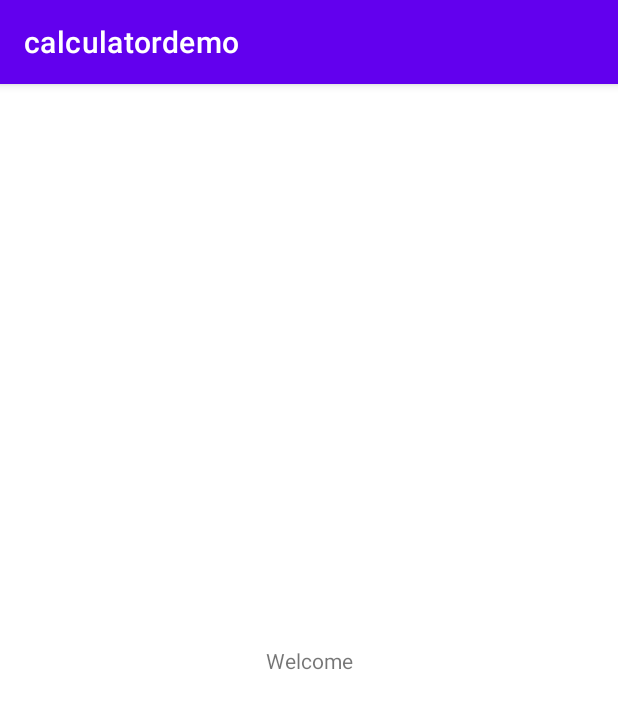
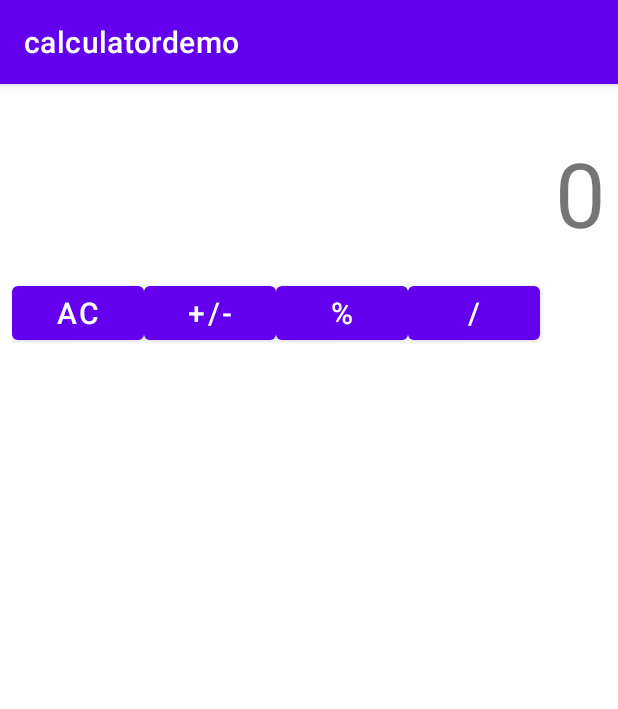
Before and after one commit to jahanzebnaeem/NexSkillAppDevBatch10, an Android app: the screen it shows after launch (MainActivity), on a phone screen of 412 x 824 dp. Shown: the top 709 px of the screen. Run offline under Robolectric (Android 15) with nearby library versions, the phone set to English and light mode, and no system bars.

Commit message:
Lecture 4
Layout.

```diff
--- a/calculatordemo/app/src/main/java/com/example/android/calculatordemo/MainActivity.java
+++ b/calculatordemo/app/src/main/java/com/example/android/calculatordemo/MainActivity.java
@@ -6,13 +6,10 @@ import android.os.Bundle;
 import android.widget.TextView;
 
 public class MainActivity extends AppCompatActivity {
-    TextView textView;
 
     @Override
     protected void onCreate(Bundle savedInstanceState) {
         super.onCreate(savedInstanceState);
         setContentView(R.layout.activity_main);
-        textView = (TextView) findViewById(R.id.tvGreeting);
-        textView.setText("Welcome");
     }
 }
--- a/calculatordemo/app/src/main/res/layout/activity_main.xml
+++ b/calculatordemo/app/src/main/res/layout/activity_main.xml
@@ -1,19 +1,71 @@
 <?xml version="1.0" encoding="utf-8"?>
-<androidx.constraintlayout.widget.ConstraintLayout xmlns:android="http://schemas.android.com/apk/res/android"
-    xmlns:app="http://schemas.android.com/apk/res-auto"
+<LinearLayout xmlns:android="http://schemas.android.com/apk/res/android"
     xmlns:tools="http://schemas.android.com/tools"
     android:layout_width="match_parent"
     android:layout_height="match_parent"
+    android:orientation="vertical"
+    android:paddingLeft="8dp"
+    android:paddingRight="8dp"
     tools:context=".MainActivity">
 
     <TextView
-        android:id="@+id/tvGreeting"
-        android:layout_width="wrap_content"
+        android:id="@+id/tvResult"
+        android:layout_width="match_parent"
         android:layout_height="wrap_content"
-        android:text="Hello World!"
-        app:layout_constraintBottom_toBottomOf="parent"
-        app:layout_constraintLeft_toLeftOf="parent"
-        app:layout_constraintRight_toRightOf="parent"
-        app:layout_constraintTop_toTopOf="parent" />
+        android:layout_marginTop="32dp"
+        android:text="0"
+        android:textAlignment="viewEnd"
+        android:textSize="60sp" />
 
-</androidx.constraintlayout.widget.ConstraintLayout>
+    <TableLayout
+        android:layout_width="match_parent"
+        android:layout_height="match_parent"
+        android:layout_marginTop="16dp">
+
+        <TableRow
+            android:layout_width="match_parent"
+            android:layout_height="wrap_content">
+
+            <Button
+                android:layout_width="match_parent"
+                android:layout_height="match_parent"
+                android:text="AC"
+                android:textSize="20sp"
+                android:layout_column="1" />
+            <Button
+                android:layout_width="match_parent"
+                android:layout_height="match_parent"
+                android:text="+/-"
+                android:textSize="20sp"
+                android:layout_column="2"/>
+            <Button
+                android:layout_width="match_parent"
+                android:layout_height="match_parent"
+                android:text="%"
+                android:textSize="20sp"
+                android:layout_column="3"/>
+            <Button
+                android:layout_width="match_parent"
+                android:layout_height="match_parent"
+                android:text="/"
+                android:textSize="20sp"
+                android:layout_column="4"/>
+        </TableRow>
+
+        <TableRow
+            android:layout_width="match_parent"
+            android:layout_height="match_parent" />
+
+        <TableRow
+            android:layout_width="match_parent"
+            android:layout_height="match_parent" />
+
+        <TableRow
+            android:layout_width="match_parent"
+            android:layout_height="match_parent" />
+
+        <TableRow
+            android:layout_width="match_parent"
+            android:layout_height="match_parent" />
+    </TableLayout>
+</LinearLayout>
```
